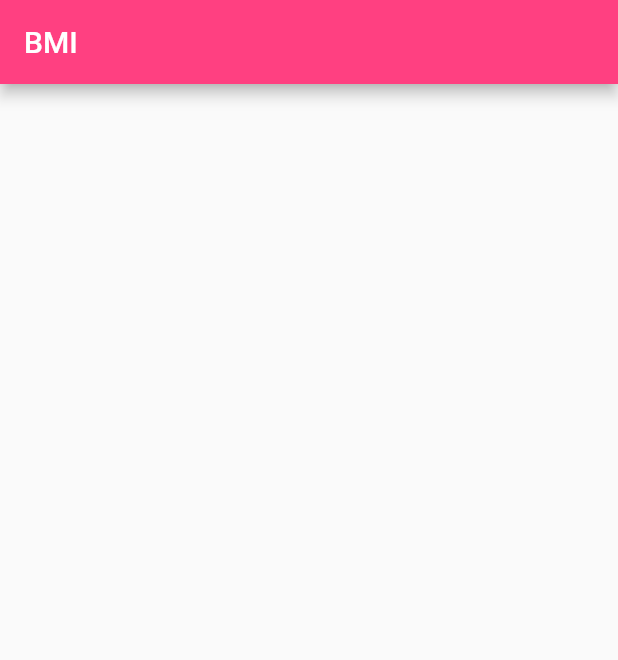
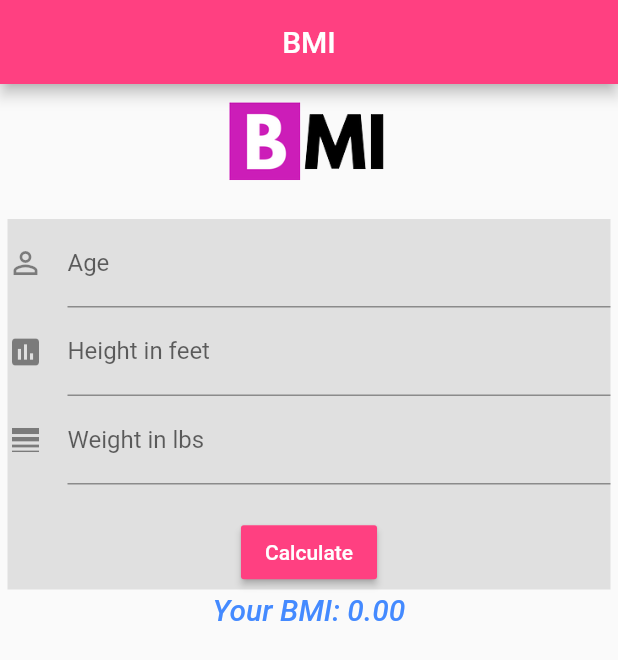
Before and after one commit to fiixed/BMI-Calculator, a Flutter app: the screen it shows after launch, on a phone screen of 412 x 824 dp. Shown: the top 660 px of the screen. Run offline on Flutter 3.47's test engine with Material 2 defaults, Android fonts, the phone set to English and light mode, and no system bars.

```diff
--- a/lib/ui/bmi.dart
+++ b/lib/ui/bmi.dart
@@ -8,13 +8,132 @@ class BMI extends StatefulWidget {
 }
 
 class BMIState extends State<BMI> {
+  final TextEditingController _ageController = TextEditingController();
+  final TextEditingController _heightController = TextEditingController();
+  final TextEditingController _weightController = TextEditingController();
+  double _inches = 0.0;
+  double _result = 0.0;
+
+  String _levelOfFatness = '';
+
+  void _calculate() {
+    setState(() {
+      int age = int.parse(_ageController.text);
+      double height = double.parse(_heightController.text);
+      _inches = height * 12;
+      double weight = double.parse(_weightController.text);
+
+      if ((_ageController.text.isNotEmpty || age > 0) &&
+          ((_heightController.text.isNotEmpty || _inches > 0) &&
+              (_weightController.text.isNotEmpty || weight > 0))) {
+        _result = weight / (_inches * _inches) * 703;
+
+        if (double.parse(_result.toStringAsFixed(1)) < 18.5) {
+          _levelOfFatness = 'Underweight';
+        } else if (double.parse(_result.toStringAsFixed(1)) >= 18.5 &&
+            _result < 25) {
+          _levelOfFatness = 'Great Shape!';
+        } else if (double.parse(_result.toStringAsFixed(1)) >= 25.0 &&
+            _result < 30) {
+          _levelOfFatness = 'Overweight';
+        } else if (double.parse(_result.toStringAsFixed(1)) >= 30.0) {
+          _levelOfFatness = 'Overweight';
+        }
+      } else {
+        _result = 0;
+      }
+    });
+  }
+
   @override
   Widget build(BuildContext context) {
     return MaterialApp(
       home: Scaffold(
-        appBar: AppBar(
-          title: Text('BMI'),
+        appBar: new AppBar(
+          title: new Text('BMI'),
+          centerTitle: true,
           backgroundColor: Colors.pinkAccent,
+        ),
+        body: Container(
+          alignment: Alignment.topCenter,
+          child: ListView(
+            padding: const EdgeInsets.all(2.0),
+            children: <Widget>[
+              new Image.asset(
+                'images/bmilogo.png',
+                height: 85.0,
+                width: 75.0,
+              ),
+              new Container(
+                margin: const EdgeInsets.all(3.0),
+                height: 247.0,
+                width: 290.0,
+                color: Colors.grey.shade300,
+                child: new Column(
+                  children: <Widget>[
+                    new TextField(
+                      controller: _ageController,
+                      keyboardType: TextInputType.number,
+                      decoration: new InputDecoration(
+                          labelText: 'Age',
+                          hintText: 'e.g: 34',
+                          icon: new Icon(Icons.person_outline)),
+                    ),
+
+                    new TextField(
+                        controller: _heightController,
+                        keyboardType: TextInputType.number,
+                        decoration: new InputDecoration(
+                            labelText: 'Height in feet',
+                            hintText: 'e.g 6.5',
+                            icon: new Icon(Icons.insert_chart))),
+                    new TextField(
+                        controller: _weightController,
+                        keyboardType: TextInputType.number,
+                        decoration: new InputDecoration(
+                            labelText: 'Weight in lbs',
+                            hintText: 'e.g 180',
+                            icon: new Icon(Icons.line_weight))),
+
+                    new Padding(padding: new EdgeInsets.all(10.6)),
+
+                    //calculate button
+                    new Container(
+                      alignment: Alignment.center,
+                      child: new RaisedButton(
+                        onPressed: _calculate,
+                        color: Colors.pinkAccent,
+                        child: new Text('Calculate'),
+                        textColor: Colors.white,
+                      ),
+                    )
+                  ],
+                ),
+              ),
+              new Column(
+                mainAxisAlignment: MainAxisAlignment.center,
+                children: <Widget>[
+                  new Text(
+                    "Your BMI: ${_result.toStringAsFixed(2)}",
+                    style: new TextStyle(
+                        color: Colors.blueAccent,
+                        fontWeight: FontWeight.w500,
+                        fontStyle: FontStyle.italic,
+                        fontSize: 19.9),
+                  ),
+                  new Padding(padding: const EdgeInsets.all(5.0)),
+                  new Text(
+                    "$_levelOfFatness ",
+                    style: new TextStyle(
+                        color: Colors.pinkAccent,
+                        fontWeight: FontWeight.w500,
+                        fontStyle: FontStyle.italic,
+                        fontSize: 19.9),
+                  ),
+                ],
+              ),
+            ],
+          ),
         ),
       ),
     );
```
